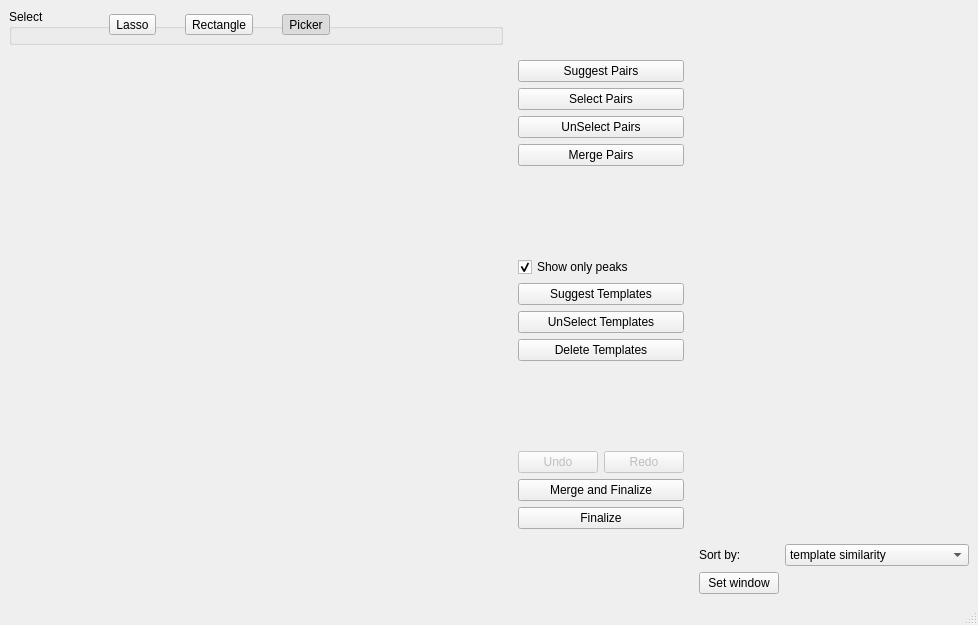
Old version of the form circus/qt_GUI/qt_merge.ui in the repository spyking-circus/spyking-circus.
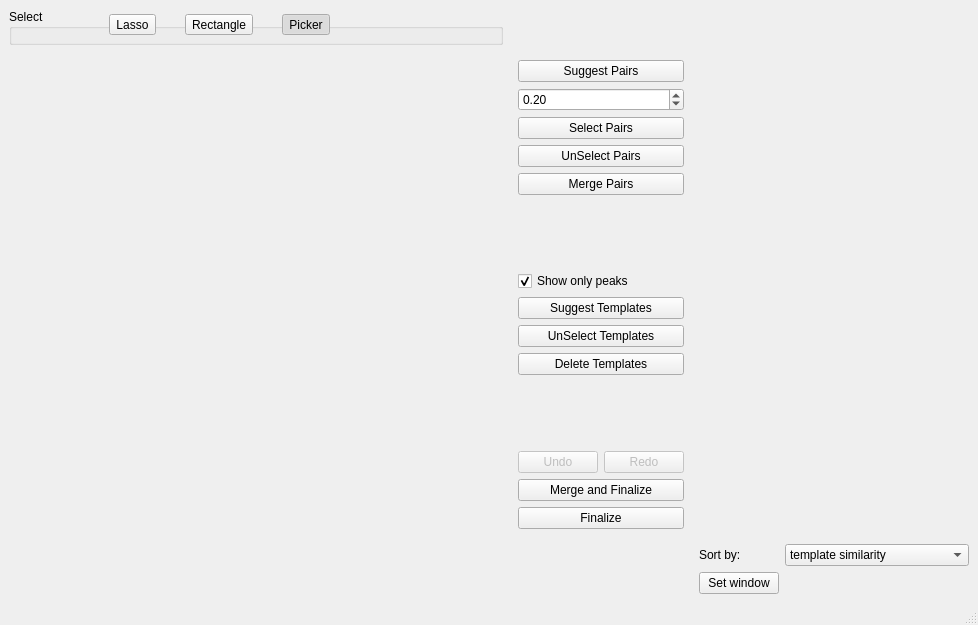
New version of the form. Icons and pictures are not drawn. Custom widgets are drawn as their Qt base class.

Commit message: Optimisation in the meta merging GUI

```diff
--- a/circus/qt_GUI/qt_merge.ui
+++ b/circus/qt_GUI/qt_merge.ui
@@ -198,6 +198,22 @@
          </property>
         </widget>
        </item>
+       <item>
+        <widget class="QDoubleSpinBox" name="get_suggest_value">
+         <property name="minimum">
+          <double>0.000000000000000</double>
+         </property>
+         <property name="maximum">
+          <double>1.000000000000000</double>
+         </property>
+         <property name="singleStep">
+          <double>0.050000000000000</double>
+         </property>
+         <property name="value">
+          <double>0.200000000000000</double>
+         </property>
+        </widget>
+       </item>
        <item>
         <widget class="QPushButton" name="btn_select">
          <property name="text">
```
Left out of the diff: 206 changed lines with no effect on the pictures. The commit also changes 3 other files.
